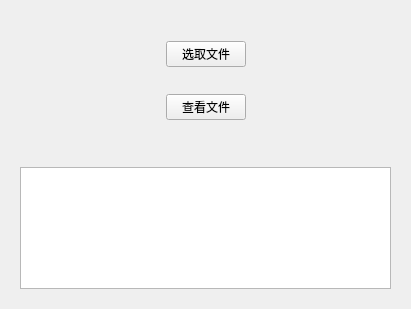
Old version of the form widgets/alocatMange/scheduleFinish.ui in the repository Belos10/Equip.
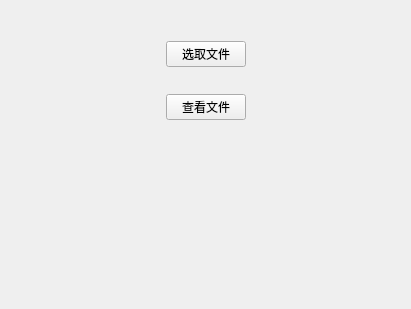
New version of the form.

Commit message: 完成接装 样式

Diff of the .ui file:
```diff
--- a/widgets/alocatMange/scheduleFinish.ui
+++ b/widgets/alocatMange/scheduleFinish.ui
@@ -96,11 +96,7 @@
    </item>
    <item>
     <widget class="QWidget" name="w2_hbox" native="true">
-     <layout class="QHBoxLayout" name="horizontalLayout_3">
-      <item>
-       <widget class="QColumnView" name="columnView"/>
-      </item>
-     </layout>
+     <layout class="QHBoxLayout" name="horizontalLayout_3"/>
     </widget>
    </item>
   </layout>
```
The commit also changes 2 other files.
